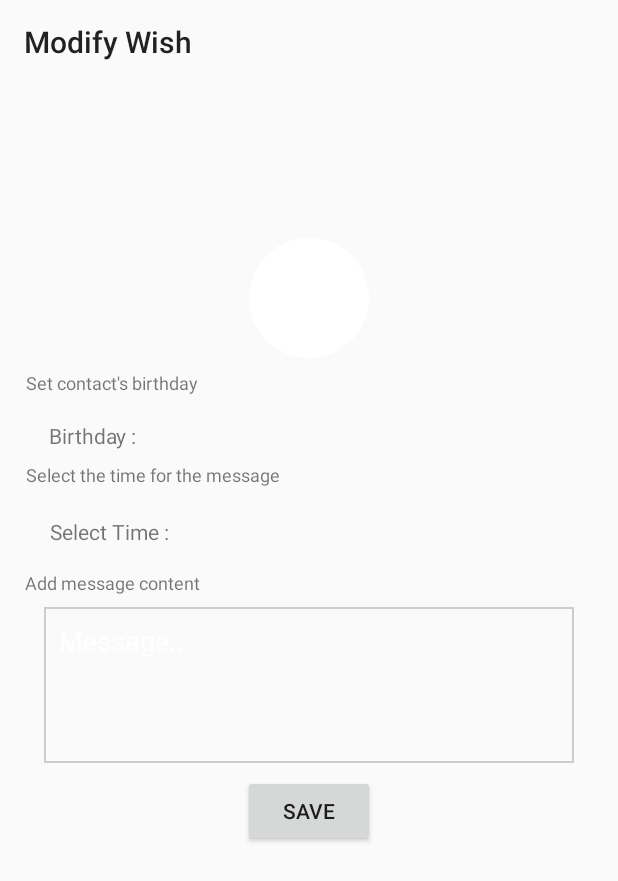
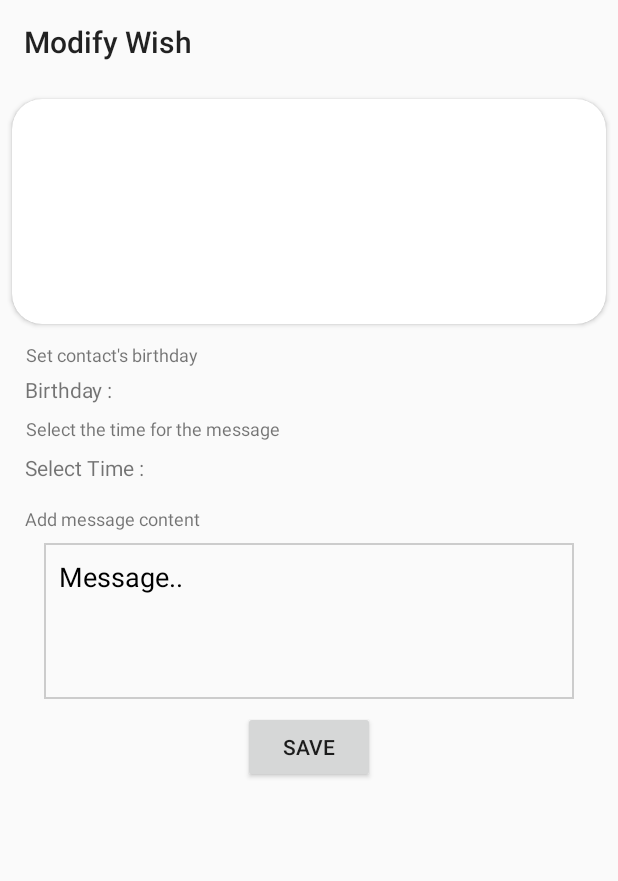
Before and after one commit to madupoorna/Automated_birthday_wisher, an Android app: the AddWishActivity screen opened directly, with no data from a screen before it, on a phone screen of 412 x 824 dp. Shown: the top 881 px of the screen. Run offline under Robolectric (Android 15) with nearby library versions, the phone set to English and light mode, and no system bars; 9 statements that could not run were skipped.

Commit message:
improved gui. added snackbar and cardViews

```diff
--- a/app/src/main/res/layout/activity_add_wish.xml
+++ b/app/src/main/res/layout/activity_add_wish.xml
@@ -12,39 +12,57 @@
         android:layout_height="wrap_content"
         android:minHeight="0dp">
 
+        <android.support.v7.widget.CardView
+            android:id="@+id/cardView"
+            android:layout_width="match_parent"
+            android:layout_height="150dp"
+            android:layout_marginEnd="8dp"
+            android:layout_marginStart="8dp"
+            android:layout_marginTop="10dp"
+            app:cardCornerRadius="20dp"
+            app:layout_constraintEnd_toEndOf="parent"
+            app:layout_constraintStart_toStartOf="parent"
+            app:layout_constraintTop_toTopOf="parent">
+
+            <RelativeLayout
+                android:layout_width="match_parent"
+                android:layout_height="wrap_content">
+
                 <TextView
                     android:id="@+id/nameTextView"
                     android:layout_width="wrap_content"
                     android:layout_height="wrap_content"
-            android:layout_marginTop="20dp"
+                    android:layout_alignParentTop="true"
+                    android:layout_centerHorizontal="true"
+                    android:layout_gravity="center_horizontal"
+                    android:layout_marginTop="10dp"
                     android:text="@string/contact_name"
-            android:textSize="22sp"
-            app:layout_constraintLeft_toLeftOf="parent"
-            app:layout_constraintRight_toRightOf="parent"
-            app:layout_constraintTop_toTopOf="parent" />
+                    android:textSize="22sp" />
 
                 <TextView
                     android:id="@+id/numberTextView"
                     android:layout_width="wrap_content"
                     android:layout_height="wrap_content"
-            android:layout_marginTop="12dp"
+                    android:layout_below="@+id/nameTextView"
+                    android:layout_centerHorizontal="true"
+                    android:gravity="center_horizontal"
                     android:text="@string/mobile_number"
-            android:textSize="15sp"
-            app:layout_constraintLeft_toLeftOf="@id/nameTextView"
-            app:layout_constraintRight_toRightOf="@id/nameTextView"
-            app:layout_constraintTop_toBottomOf="@+id/nameTextView" />
+                    android:textSize="15sp" />
 
                 <ImageView
                     android:id="@+id/imageView"
-            android:layout_width="80dp"
-            android:layout_height="80dp"
+                    android:layout_width="70dp"
+                    android:layout_height="70dp"
+                    android:layout_below="@+id/numberTextView"
+                    android:layout_centerHorizontal="true"
                     android:layout_gravity="center"
-            android:layout_marginTop="20dp"
+                    android:layout_marginBottom="10dp"
+                    android:layout_marginTop="13dp"
                     android:background="@drawable/rounded"
-            android:contentDescription="@string/contact_image"
-            app:layout_constraintLeft_toLeftOf="parent"
-            app:layout_constraintRight_toRightOf="parent"
-            app:layout_constraintTop_toBottomOf="@+id/numberTextView" />
+                    android:contentDescription="@string/contact_image" />
+            </RelativeLayout>
+
+        </android.support.v7.widget.CardView>
 
         <TextView
             android:id="@+id/textView2"
@@ -53,7 +71,7 @@
             android:layout_marginEnd="8dp"
             android:layout_marginLeft="16dp"
             android:layout_marginStart="8dp"
-            android:layout_marginTop="8dp"
+            android:layout_marginTop="12dp"
             android:paddingBottom="5dp"
             android:text="@string/set_contact_s_birthday"
             android:textSize="12sp"
@@ -61,7 +79,7 @@
             app:layout_constraintHorizontal_bias="0.032"
             app:layout_constraintLeft_toLeftOf="parent"
             app:layout_constraintStart_toStartOf="parent"
-            app:layout_constraintTop_toBottomOf="@+id/imageView" />
+            app:layout_constraintTop_toBottomOf="@+id/cardView" />
 
         <TextView
             android:id="@+id/textView3"
@@ -71,14 +89,14 @@
             android:layout_marginEnd="8dp"
             android:layout_marginLeft="16dp"
             android:layout_marginStart="8dp"
-            android:layout_marginTop="12dp"
             android:text="@string/birtday"
             android:textSize="14sp"
             app:layout_constraintEnd_toEndOf="parent"
-            app:layout_constraintHorizontal_bias="0.074"
+            app:layout_constraintHorizontal_bias="0.025"
             app:layout_constraintLeft_toLeftOf="parent"
             app:layout_constraintStart_toStartOf="parent"
             app:layout_constraintTop_toBottomOf="@+id/textView2" />
+
 
         <TextView
             android:id="@+id/textView4"
@@ -87,12 +105,11 @@
             android:layout_gravity="center"
             android:layout_marginEnd="8dp"
             android:layout_marginStart="8dp"
-            android:layout_marginTop="8dp"
             android:text="@string/set_birthday"
             android:textColor="@color/colorPrimaryDark"
             android:textStyle="bold"
             app:layout_constraintEnd_toEndOf="parent"
-            app:layout_constraintHorizontal_bias="0.28"
+            app:layout_constraintHorizontal_bias="0.33"
             app:layout_constraintLeft_toLeftOf="parent"
             app:layout_constraintRight_toRightOf="parent"
             app:layout_constraintStart_toEndOf="@+id/textView3"
@@ -121,10 +138,10 @@
             android:layout_marginEnd="8dp"
             android:layout_marginLeft="16dp"
             android:layout_marginStart="8dp"
-            android:layout_marginTop="20dp"
+            android:layout_marginTop="8dp"
             android:text="@string/select_time"
             app:layout_constraintEnd_toEndOf="parent"
-            app:layout_constraintHorizontal_bias="0.08"
+            app:layout_constraintHorizontal_bias="0.027"
             app:layout_constraintLeft_toLeftOf="parent"
             app:layout_constraintStart_toStartOf="parent"
             app:layout_constraintTop_toBottomOf="@+id/textView5" />
@@ -133,12 +150,12 @@
             android:id="@+id/textView7"
             android:layout_width="wrap_content"
             android:layout_height="16dp"
-            android:layout_marginTop="20dp"
+            android:layout_marginTop="8dp"
             android:text="@string/set_time"
             android:textColor="@color/colorPrimaryDark"
             android:textStyle="bold"
             app:layout_constraintEnd_toEndOf="parent"
-            app:layout_constraintHorizontal_bias="0.238"
+            app:layout_constraintHorizontal_bias="0.288"
             app:layout_constraintLeft_toLeftOf="parent"
             app:layout_constraintRight_toRightOf="parent"
             app:layout_constraintStart_toEndOf="@+id/textView6"
@@ -179,7 +196,7 @@
             android:scrollbars="vertical"
             android:textAppearance="?android:attr/textAppearanceMedium"
             android:textColor="@android:color/black"
-            android:textColorHint="@android:color/white"
+            android:textColorHint="@android:color/black"
             app:layout_constraintEnd_toEndOf="parent"
             app:layout_constraintLeft_toLeftOf="parent"
             app:layout_constraintStart_toStartOf="parent"
@@ -198,5 +215,6 @@
             app:layout_constraintRight_toRightOf="parent"
             app:layout_constraintStart_toStartOf="parent"
             app:layout_constraintTop_toBottomOf="@+id/textView9" />
+
     </android.support.constraint.ConstraintLayout>
 </ScrollView>
--- a/app/src/main/res/values/colors.xml
+++ b/app/src/main/res/values/colors.xml
@@ -6,4 +6,8 @@
 
     <color name="black_overlay">#66000000</color>
     <color name="TextAreaBorderColor">#CCCCCC</color>
+
+    <color name="success_color">#43A047</color>
+    <color name="failed_color">#F44336</color>
+
 </resources>
```
Also changed, not shown: app/src/main/java/com/ctse/automatedbirthdaywisher/AddWishActivity.java (+5 -5 lines), app/src/main/java/com/ctse/automatedbirthdaywisher/AddWishManuallyActivity.java (+4 -4 lines), app/src/main/java/com/ctse/automatedbirthdaywisher/ContactLsitActivity.java (+5 -5 lines), app/src/main/java/com/ctse/automatedbirthdaywisher/MainScreenActivity.java (+7 -7 lines), app/src/main/res/layout/activity_add_wish_manually.xml (+11 -9 lines). Lines whose indentation alone changed are shown as unchanged.
